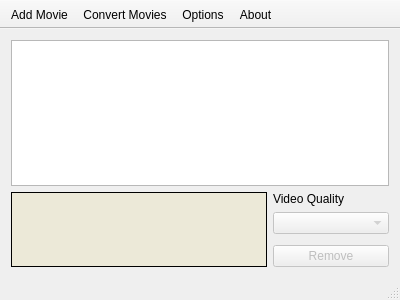
This is mainwindow.ui in xandroalmeida/YAVC as Qt 5 draws it before an edit. The edited form follows.
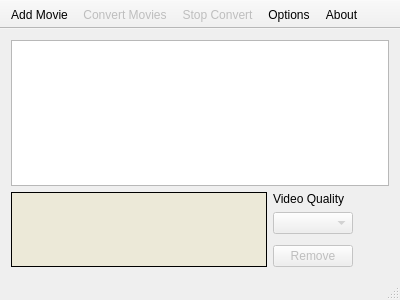
This is the edited form. Icons and pictures are not drawn.

Diff of the .ui file:
```diff
--- a/mainwindow.ui
+++ b/mainwindow.ui
@@ -141,6 +141,19 @@
           </item>
          </layout>
         </item>
+        <item>
+         <spacer name="horizontalSpacer">
+          <property name="orientation">
+           <enum>Qt::Horizontal</enum>
+          </property>
+          <property name="sizeHint" stdset="0">
+           <size>
+            <width>40</width>
+            <height>20</height>
+           </size>
+          </property>
+         </spacer>
+        </item>
        </layout>
       </item>
      </layout>
@@ -162,6 +175,7 @@
    </attribute>
    <addaction name="actionAdd_Movie"/>
    <addaction name="actionConvert_Movies"/>
+   <addaction name="actionStop_Convert"/>
    <addaction name="actionOptions"/>
    <addaction name="actionAbout"/>
   </widget>
@@ -179,6 +193,9 @@
    </property>
   </action>
   <action name="actionConvert_Movies">
+   <property name="enabled">
+    <bool>false</bool>
+   </property>
    <property name="icon">
     <iconset resource="icons.qrc">
      <normaloff>:/icons/Video 1.png</normaloff>:/icons/Video 1.png</iconset>
@@ -208,6 +225,14 @@
     <string>About</string>
    </property>
   </action>
+  <action name="actionStop_Convert">
+   <property name="enabled">
+    <bool>false</bool>
+   </property>
+   <property name="text">
+    <string>Stop Convert</string>
+   </property>
+  </action>
  </widget>
  <layoutdefault spacing="6" margin="11"/>
  <resources>
```
Left out of the diff: 2 changed lines with no effect on the pictures.
